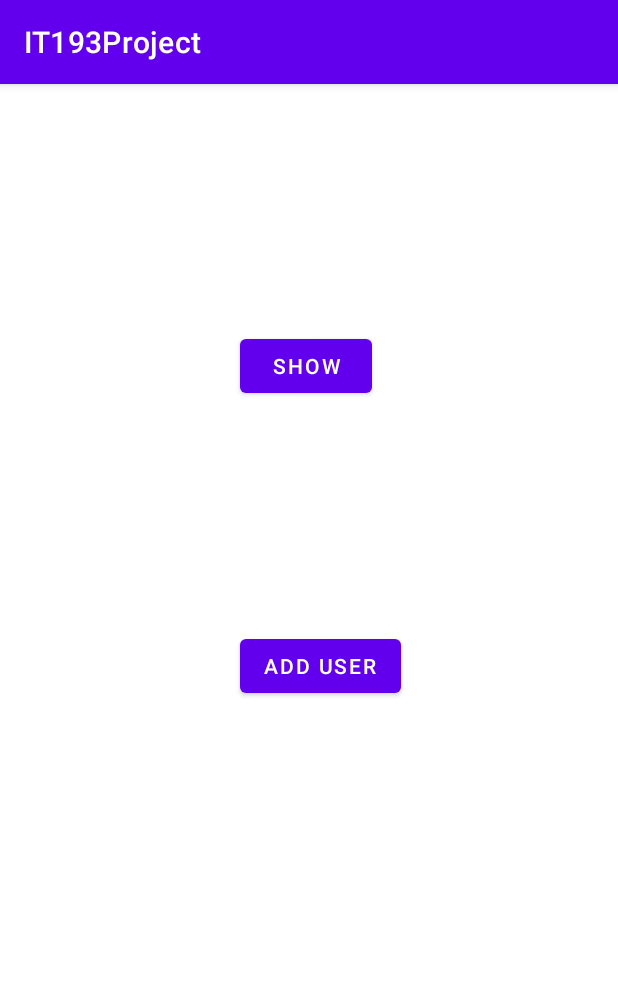
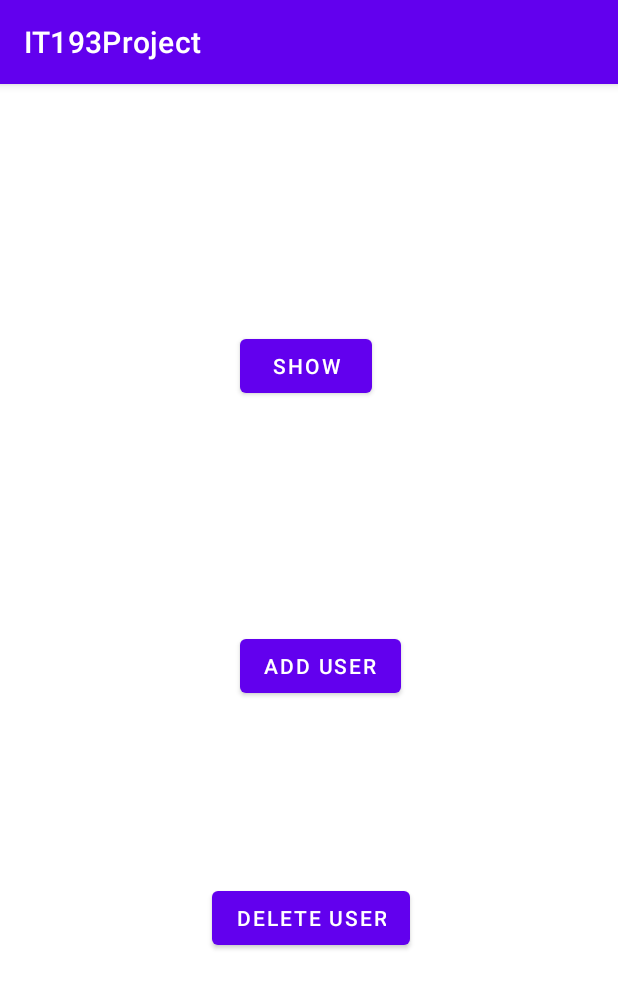
Before and after one commit to Ai-nihil/IT193-Project, an Android app: the MainActivity screen opened directly, with no data from a screen before it, on a phone screen of 412 x 824 dp. Shown: the top 988 px of the screen. Run offline under Robolectric (Android 15) with nearby library versions, the light colour scheme and no system bars.

Commit message:
Default activity no design

```diff
--- a/app/src/main/java/com/example/it193project/AddDogsActivity.java
+++ b/app/src/main/java/com/example/it193project/AddDogsActivity.java
@@ -31,7 +31,7 @@ public class AddDogsActivity extends AppCompatActivity {
     private void initializeComponents(){
         EditText input_dogName = findViewById(R.id.form_textFieldDogName);
         EditText input_dogBreed = findViewById(R.id.form_textFieldDogBreed);
-        EditText input_dogAge = findViewById(R.id.form_textFieldDogBreed);
+        EditText input_dogAge = findViewById(R.id.form_textFieldDogAge);
         EditText input_dogWeight = findViewById(R.id.form_textFieldDogWeight);
         EditText input_dogStatus = findViewById(R.id.form_textFieldDogStatus);
         Button btn_Add = findViewById(R.id.form_buttonAdd);
--- a/app/src/main/java/com/example/it193project/MainActivity.java
+++ b/app/src/main/java/com/example/it193project/MainActivity.java
@@ -17,6 +17,10 @@ public class MainActivity extends AppCompatActivity {
         Button btn_Add = findViewById(R.id.buttonAdd);
         Button btn_Show=findViewById(R.id.buttonShow);
 
+        //delete button
+        Button btn_Delete = findViewById(R.id.buttonDelete);
+
+
         btn_Add.setOnClickListener(new View.OnClickListener() {
             @Override
             public void onClick(View v) {
@@ -31,6 +35,17 @@ public class MainActivity extends AppCompatActivity {
             }
         });
 
+        btn_Delete.setOnClickListener(new View.OnClickListener() {
+            @Override
+            public void onClick(View v) {
+                startActivity(new Intent(MainActivity.this, DeleteDogsActivity.class));
+            }
+        });
+
+
+
+
+
 
     }
 
--- a/app/src/main/java/com/example/it193project/model/Dog.java
+++ b/app/src/main/java/com/example/it193project/model/Dog.java
@@ -4,7 +4,6 @@ import java.util.Objects;
 
 public class Dog {
     private int id;
-
     private String dogName;
     private String dogBreed;
     private String dogAge;
--- a/app/src/main/java/com/example/it193project/retrofit/DogApi.java
+++ b/app/src/main/java/com/example/it193project/retrofit/DogApi.java
@@ -10,6 +10,7 @@ import retrofit2.http.DELETE;
 import retrofit2.http.GET;
 import retrofit2.http.POST;
 import retrofit2.http.PUT;
+import retrofit2.http.Path;
 
 public interface DogApi {
 
@@ -22,7 +23,10 @@ public interface DogApi {
     @PUT("/update-dog")
     Call <Dog> update(@Body Dog dog);
 
+    //@DELETE("/dogs/{id}")
+    //Call <Dog> delete(int id);
+
     @DELETE("/dogs/{id}")
-    Call <Dog> delete(@Body Dog dog);
+    Call <Dog> delete(@Path("id") int id);
 
 }
--- a/app/src/main/java/com/example/it193project/retrofit/RetrofitService.java
+++ b/app/src/main/java/com/example/it193project/retrofit/RetrofitService.java
@@ -13,7 +13,7 @@ public class RetrofitService {
 
     private void initializeRetrofit() {
         retrofit = new Retrofit.Builder()
-                .baseUrl("http://192.168.199.247:8080") //@NOTE: Palitan nalang ng kung anong IP add
+                .baseUrl("http://192.168.254.116:8080") //@NOTE: Palitan nalang ng kung anong IP add
                 .addConverterFactory(GsonConverterFactory.create(new Gson()))
                 .build();
     }
--- a/app/src/main/res/layout/activity_main.xml
+++ b/app/src/main/res/layout/activity_main.xml
@@ -25,4 +25,16 @@
         android:text="Add User"
         app:layout_constraintStart_toStartOf="parent"
         app:layout_constraintTop_toBottomOf="@+id/buttonShow" />
+
+    <Button
+        android:id="@+id/buttonDelete"
+        android:layout_width="wrap_content"
+        android:layout_height="wrap_content"
+        android:text="Delete User"
+        app:layout_constraintBottom_toBottomOf="parent"
+        app:layout_constraintEnd_toEndOf="parent"
+        app:layout_constraintHorizontal_bias="0.504"
+        app:layout_constraintStart_toStartOf="parent"
+        app:layout_constraintTop_toTopOf="parent"
+        app:layout_constraintVertical_bias="0.739" />
 </androidx.constraintlayout.widget.ConstraintLayout>
--- a/app/src/main/res/values/strings.xml
+++ b/app/src/main/res/values/strings.xml
@@ -1,3 +1,8 @@
 <resources>
     <string name="app_name">IT193Project</string>
+    <string name="confirm">Confirm</string>
+    <string name="are_you_sure">Are you sure?</string>
+    <string name="yes">Yes</string>
+    <string name="no">No</string>
+    <string name="delete_successful">Delete Successful!</string>
 </resources>
```
Also changed, not shown: app/src/main/java/com/example/it193project/DeleteDogsActivity.java (added, +61 -0 lines), app/src/main/res/layout/activity_delete_dogs.xml (added, +34 -0 lines).
